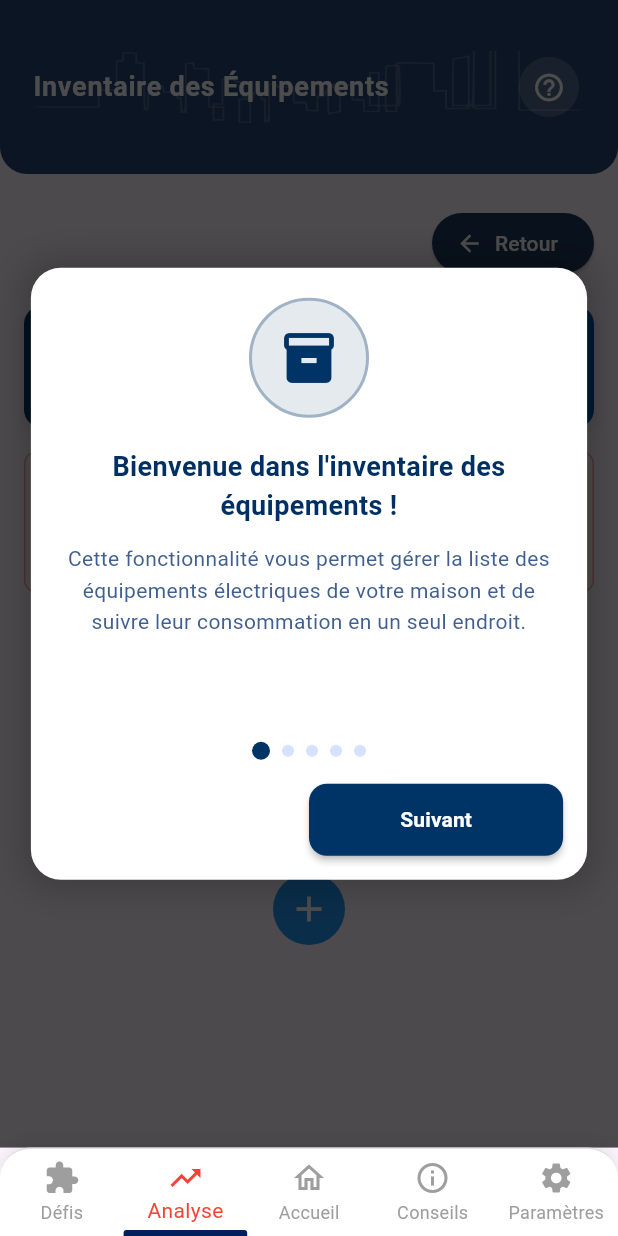
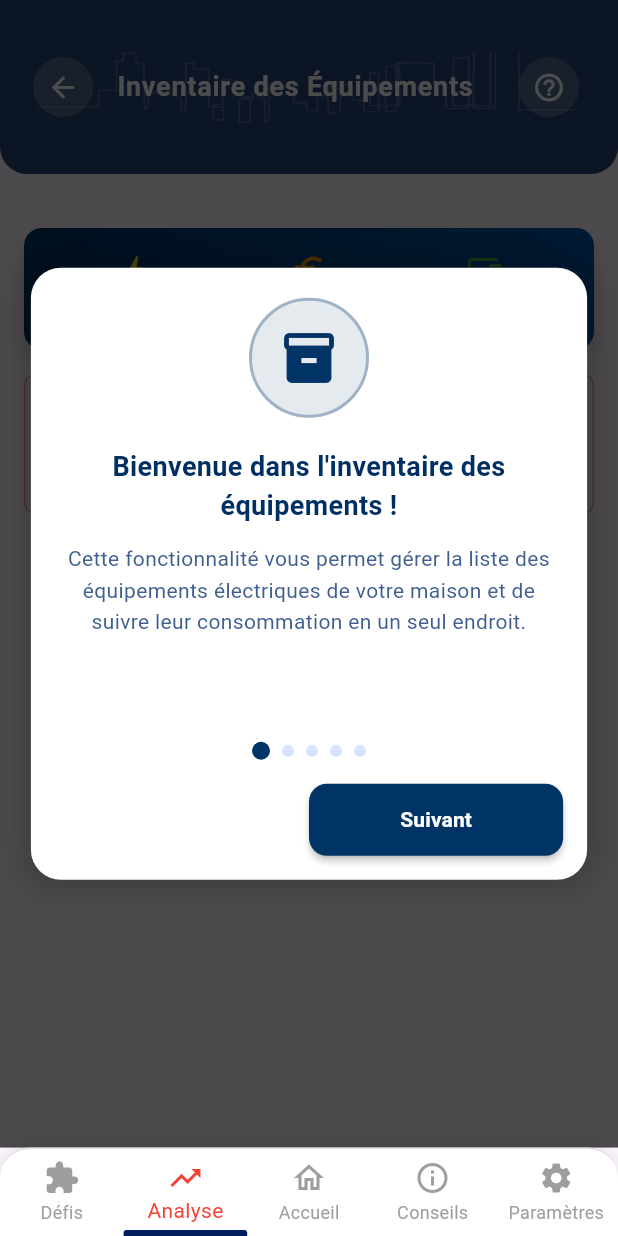
Before and after one commit to ThomasVly/Projet_SIGH, a Flutter app: the screen it shows after launch, item 2 of the bottom bar chosen, on a phone screen of 412 x 824 dp. Run offline on Flutter 3.47's test engine with Material 3 defaults, Android fonts, the phone set to English and light mode, and no system bars; our stand-ins replace cloud_firestore, firebase_core, fl_chart, flutter_local_notifications, flutter_svg, geolocator and 6 more; missing offline and left inert: flutter_pdfview, workmanager; accounts and stored records are empty.

Commit message:
feat: header navigation to go back to previous page

```diff
--- a/lib/common-widget/header/header_widget.dart
+++ b/lib/common-widget/header/header_widget.dart
@@ -13,6 +13,8 @@ class HeaderWidget extends StatelessWidget {
   final bool isCollapsed;
   final BuildContext? navigationContext;
   final Widget? trailing;
+  final bool showBackButton;
+  final VoidCallback? onBackPressed;
 
   const HeaderWidget({
     super.key,
@@ -24,6 +26,8 @@ class HeaderWidget extends StatelessWidget {
     this.isCollapsed = false,
     this.navigationContext,
     this.trailing,
+    this.showBackButton = false,
+    this.onBackPressed,
   });
 
   @override
@@ -82,8 +86,26 @@ class HeaderWidget extends StatelessWidget {
             mainAxisAlignment: MainAxisAlignment.spaceBetween,
             crossAxisAlignment: CrossAxisAlignment.center,
             children: [
+              // Bouton retour (si showBackButton = true)
+              if (showBackButton)
+                GestureDetector(
+                  onTap: onBackPressed ?? () => Navigator.pop(context),
+                  child: Container(
+                    width: 40,
+                    height: 40,
+                    decoration: BoxDecoration(
+                      color: Colors.white.withOpacity(0.2),
+                      borderRadius: BorderRadius.circular(20),
+                    ),
+                    child: const Icon(
+                      Icons.arrow_back,
+                      color: Colors.white,
+                      size: 22,
+                    ),
+                  ),
+                )
               // Logo compte (profil) - seulement sur la homepage
-              if (isHomePage)
+              else if (isHomePage)
                 GestureDetector(
                   onTap: () {
                     if (navigationContext != null) {
@@ -113,7 +135,9 @@ class HeaderWidget extends StatelessWidget {
               // Texte de salutation ou titre
               Expanded(
                 child: Padding(
-                  padding: EdgeInsets.symmetric(horizontal: isHomePage ? 16 : 0),
+                  padding: EdgeInsets.symmetric(
+                    horizontal: (isHomePage || showBackButton) ? 16 : 0,
+                  ),
                   child: Text(
                     isHomePage
                         ? 'Bonjour ${userName ?? "Clara"} !'
@@ -155,7 +179,7 @@ class HeaderWidget extends StatelessWidget {
                   ),
                 ),
 
-              // Onobarding
+              // Trailing widget (pour le bouton d'aide)
               if (!isHomePage && trailing != null)
                 trailing!,
             ],
--- a/lib/pages/equipments/equipments_page.dart
+++ b/lib/pages/equipments/equipments_page.dart
@@ -354,6 +354,8 @@ class _EquipmentsPageState extends State<EquipmentsPage> {
               HeaderWidget(
                 title: 'Inventaire des Équipements',
                 isHomePage: false,
+                showBackButton: true,
+                onBackPressed: () => Navigator.pop(context),
                 navigationContext: context,
                 trailing: IconButton(
                   icon: Container(
@@ -363,7 +365,7 @@ class _EquipmentsPageState extends State<EquipmentsPage> {
                       color: Colors.white.withOpacity(0.2),
                       borderRadius: BorderRadius.circular(20),
                     ),
-                    child: Icon(
+                    child: const Icon(
                       Icons.help_outline,
                       color: Colors.white,
                       size: 22,
@@ -373,31 +375,6 @@ class _EquipmentsPageState extends State<EquipmentsPage> {
                   padding: EdgeInsets.zero,
                   constraints: const BoxConstraints(),
                   tooltip: 'Voir le guide d\'utilisation',
-                ),
-              ),
-              Padding(
-                padding: const EdgeInsets.symmetric(
-                  horizontal: 16,
-                  vertical: 2,
-                ),
-                child: Align(
-                  alignment: Alignment.centerRight,
-                  child: ElevatedButton.icon(
-                    onPressed: () {
-                      Navigator.pop(context); // Retour simple
-                      // OU si tu veux forcer le retour vers ConsumptionPage :
-                      // Navigator.pushReplacement(
-                      //   context,
-                      //   MaterialPageRoute(builder: (context) => const ConsumptionPage()),
-                      // );
-                    },
-                    icon: const Icon(Icons.arrow_back),
-                    label: const Text('Retour'),
-                    style: ElevatedButton.styleFrom(
-                      backgroundColor: const Color(0xFF1E3A5F),
-                      foregroundColor: Colors.white,
-                    ),
-                  ),
                 ),
               ),
 
```
Lines whose indentation alone changed are shown as unchanged.
